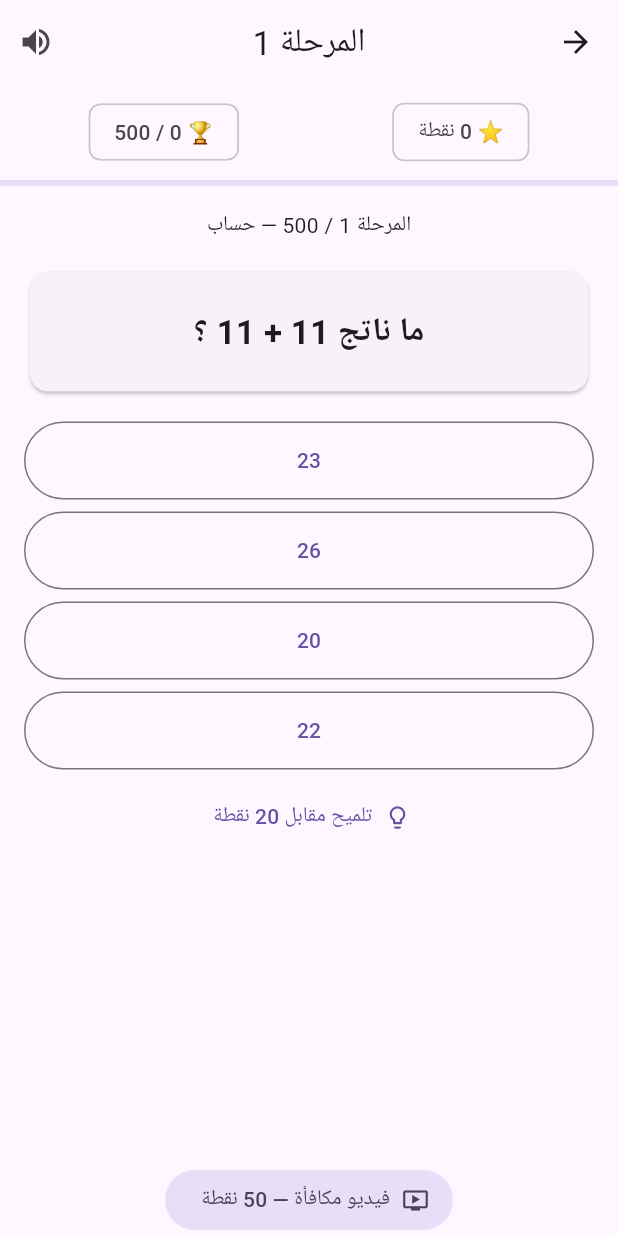
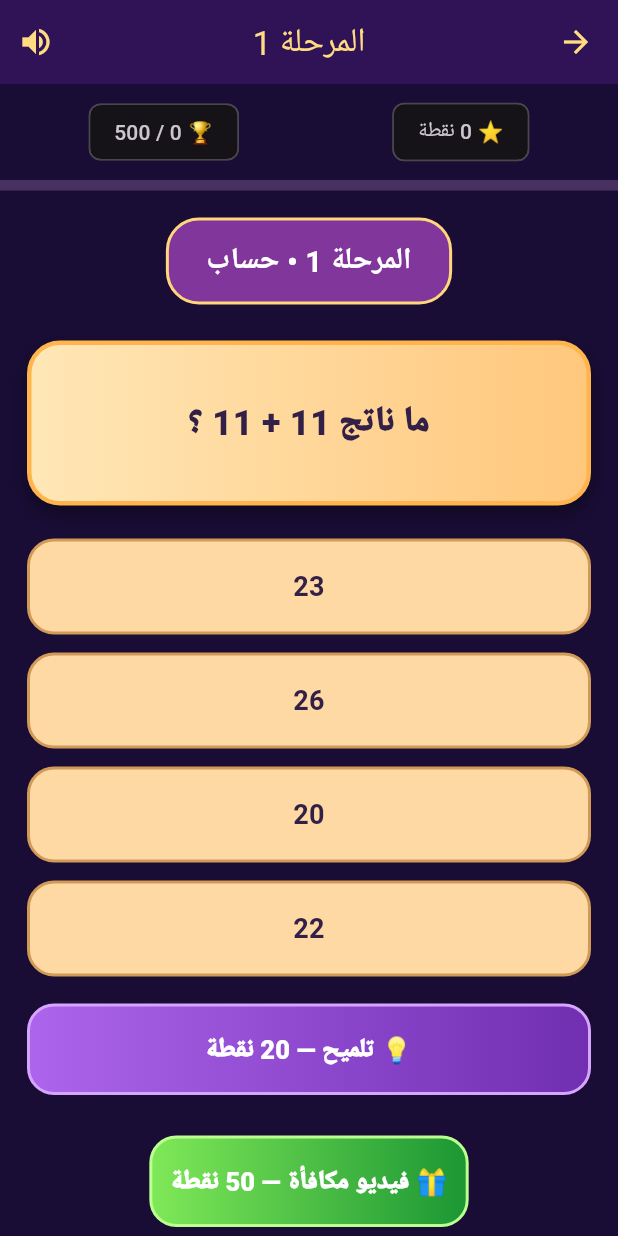
Before and after one commit to alm3tz/puzzle-game, a Flutter app: the screen it shows after launch, after a tap on an icon or button, on a phone screen of 412 x 824 dp. Run offline on Flutter 3.47's test engine with Material 3 defaults, Android fonts, the phone set to English and light mode, and no system bars; our stand-ins replace google_mobile_ads, shared_preferences; network calls fail.

Commit message:
Redesign 500-level map and puzzle screens with vibrant fantasy game styling

```diff
--- a/lib/main.dart
+++ b/lib/main.dart
@@ -17,7 +17,14 @@ final puzzles = buildLevels();
 Future<void> main() async {
   WidgetsFlutterBinding.ensureInitialized();
   await MobileAds.instance.initialize();
-  runApp(const MaterialApp(
+  runApp(MaterialApp(
+    title: 'رحلة الألغاز',
+    theme: ThemeData(
+      useMaterial3: true,
+      scaffoldBackgroundColor: const Color(0xff190d36),
+      colorScheme: ColorScheme.fromSeed(seedColor: const Color(0xffa755f7), brightness: Brightness.dark),
+      appBarTheme: const AppBarTheme(backgroundColor: Color(0xff301357), foregroundColor: Color(0xffffdb81)),
+    ),
     debugShowCheckedModeBanner: false,
     home: Directionality(textDirection: TextDirection.rtl, child: Game()),
   ));
@@ -154,55 +161,97 @@ class _GameState extends State<Game> {
  }
  @override void dispose(){interstitial?.dispose();rewarded?.dispose();super.dispose();}
  Widget _map(){
+  const palette=<Color>[Color(0xff306f60),Color(0xff2d6286),Color(0xff75538f),Color(0xff306c9b),Color(0xff986235),Color(0xff734c98),Color(0xff377a79),Color(0xff89547a),Color(0xff42699e),Color(0xffa27d39)];
   return ListView.builder(
-   padding:const EdgeInsets.all(12),itemCount:10,
-   itemBuilder:(context,region)=>Card(
-    margin:const EdgeInsets.only(bottom:16),
+   padding:const EdgeInsets.all(14),itemCount:10,
+   itemBuilder:(context,region){
+    final start=region*50;
+    final count=completed.where((i)=>i>=start&&i<start+50).length;
+    return Container(
+     margin:const EdgeInsets.only(bottom:20),
+     decoration:BoxDecoration(
+      gradient:LinearGradient(colors:[palette[region],const Color(0xff241344)],begin:Alignment.topLeft,end:Alignment.bottomRight),
+      borderRadius:BorderRadius.circular(28),
+      border:Border.all(color:const Color(0xffffd77e),width:2),
+      boxShadow:const [BoxShadow(color:Colors.black38,blurRadius:12,offset:Offset(0,5))]),
      child:Padding(padding:const EdgeInsets.all(12),child:Column(children:[
-     Text('🌍 '+regions[region],style:Theme.of(context).textTheme.titleLarge),
-     const SizedBox(height:12),
+      Text('✦ '+regions[region]+' ✦',textAlign:TextAlign.center,
+       style:const TextStyle(fontSize:22,fontWeight:FontWeight.w900,color:Color(0xffffd77e))),
+      Text('المراحل '+(start+1).toString()+' – '+(start+50).toString()+'   •   '+count.toString()+'/50',
+       style:const TextStyle(color:Colors.white70)),
+      const SizedBox(height:14),
       for(var row=0;row<10;row++)
+       SizedBox(height:62,child:Stack(children:[
+        Positioned.fill(child:CustomPaint(painter:_TrailPainter(row))),
         Row(mainAxisAlignment:MainAxisAlignment.spaceAround,children:[
          for(var col=0;col<5;col++)
           Builder(builder:(context){
-         final index=region*50+row*5+(row.isEven?col:4-col);
+           final index=start+row*5+(row.isEven?col:4-col);
            final locked=index>opened,done=completed.contains(index);
-         return Padding(padding:const EdgeInsets.symmetric(vertical:5),child:
-          InkWell(onTap:locked?null:()=>_enter(index),
+           return InkWell(onTap:locked?null:()=>_enter(index),
             borderRadius:BorderRadius.circular(40),
-           child:CircleAvatar(radius:23,
-            backgroundColor:done?Colors.green.shade200:locked?Colors.grey.shade300:Theme.of(context).colorScheme.primaryContainer,
-            child:locked?const Icon(Icons.lock,size:17):done?const Icon(Icons.star,size:20):Text((index+1).toString(),style:const TextStyle(fontSize:12)),
-           )));
+            child:Container(width:48,height:48,
+             decoration:BoxDecoration(shape:BoxShape.circle,
+              gradient:LinearGradient(colors:locked?[const Color(0xff858197),const Color(0xff353047)]
+               :done?[const Color(0xffffe892),const Color(0xffc78419)]
+               :[const Color(0xffd889ff),const Color(0xff7134b7)]),
+              border:Border.all(color:locked?Colors.white38:const Color(0xffffe49c),width:2.4),
+              boxShadow:locked?[]:[const BoxShadow(color:Colors.black38,blurRadius:7,offset:Offset(0,3))]),
+             child:Center(child:locked?const Icon(Icons.lock,color:Colors.white70,size:19):
+              done?const Icon(Icons.star,color:Color(0xff62370b),size:25):
+              Text((index+1).toString(),style:const TextStyle(color:Colors.white,fontWeight:FontWeight.w900))),
+            ));
           }),
         ]),
        ])),
-   ),
+     ])),
+    );
+   },
   );
  }
  Widget _play(){
   final p=puzzles[level];
-  return SingleChildScrollView(padding:const EdgeInsets.all(16),child:
-   Column(crossAxisAlignment:CrossAxisAlignment.stretch,children:[
-    Text('المرحلة '+(level+1).toString()+' / 500 — '+p.category,textAlign:TextAlign.center),
-    const SizedBox(height:16),
-    Card(child:Padding(padding:const EdgeInsets.all(24),child:Text(p.question,
-     textAlign:TextAlign.center,style:const TextStyle(fontSize:22,fontWeight:FontWeight.bold)))),
-    const SizedBox(height:16),
+  return SingleChildScrollView(padding:const EdgeInsets.all(18),
+   child:Column(crossAxisAlignment:CrossAxisAlignment.stretch,children:[
+    Center(child:Container(padding:const EdgeInsets.symmetric(horizontal:25,vertical:12),
+     decoration:BoxDecoration(color:const Color(0xff80369b),borderRadius:BorderRadius.circular(22),
+      border:Border.all(color:const Color(0xffffd67c),width:2)),
+     child:Text('المرحلة '+(level+1).toString()+' • '+p.category,
+      style:const TextStyle(color:Colors.white,fontSize:20,fontWeight:FontWeight.bold)))),
+    const SizedBox(height:24),
+    Container(padding:const EdgeInsets.symmetric(horizontal:20,vertical:35),
+     decoration:BoxDecoration(gradient:const LinearGradient(colors:[Color(0xffffe7b7),Color(0xffffc77c)]),
+      borderRadius:BorderRadius.circular(22),border:Border.all(color:const Color(0xffffb54c),width:3),
+      boxShadow:const [BoxShadow(color:Colors.black38,blurRadius:12,offset:Offset(0,6))]),
+     child:Text(p.question,textAlign:TextAlign.center,
+      style:const TextStyle(fontSize:23,fontWeight:FontWeight.w900,color:Color(0xff322047)))),
+    const SizedBox(height:22),
     for(var i=0;i<4;i++)
-     Padding(padding:const EdgeInsets.only(bottom:8),child:OutlinedButton(
-      onPressed:answered?null:()=>_choose(i),
-      style:OutlinedButton.styleFrom(padding:const EdgeInsets.all(16),
-       backgroundColor:answered&&i==p.correct?Colors.green.shade100:
-        answered&&i==chosen?Colors.red.shade100:null),
-      child:Text(p.options[i]))),
+     Padding(padding:const EdgeInsets.only(bottom:12),child:Material(color:Colors.transparent,
+      child:InkWell(onTap:answered?null:()=>_choose(i),borderRadius:BorderRadius.circular(18),
+       child:Container(padding:const EdgeInsets.all(17),
+        decoration:BoxDecoration(color:answered&&i==p.correct?const Color(0xffa6e8ae):
+         answered&&i==chosen?const Color(0xffffa7a7):const Color(0xffffd9a3),
+         borderRadius:BorderRadius.circular(18),border:Border.all(color:const Color(0xffd29a57),width:2)),
+        child:Text(p.options[i],textAlign:TextAlign.center,
+         style:const TextStyle(color:Color(0xff322047),fontSize:18,fontWeight:FontWeight.bold)))))),
     if(answered)...[
-     Text(chosen==p.correct?'إجابة صحيحة! ⭐':'إجابة غير صحيحة. حاول مجدداً.',textAlign:TextAlign.center),
-     FilledButton(onPressed:_next,child:Text(chosen==p.correct?'المرحلة التالية':'إعادة المحاولة')),
-    ]else TextButton.icon(onPressed:_hint,icon:const Icon(Icons.lightbulb_outline),
-     label:const Text('تلميح مقابل 20 نقطة')),
+     Text(chosen==p.correct?'🌟 أحسنت! إجابة صحيحة':'حاول مرة أخرى!',
+      textAlign:TextAlign.center,style:const TextStyle(fontSize:19,color:Color(0xffffd67c))),
+     _gameButton(chosen==p.correct?'المرحلة التالية':'إعادة المحاولة',_next),
+    ]else _gameButton('💡 تلميح — 20 نقطة',_hint,purple:true),
    ]));
  }
+ Widget _gameButton(String label,VoidCallback callback,{bool purple=false})=>
+  Container(margin:const EdgeInsets.symmetric(vertical:6),
+   decoration:BoxDecoration(gradient:LinearGradient(colors:purple?
+    [const Color(0xffac65ec),const Color(0xff702eb0)]:
+    [const Color(0xff80e958),const Color(0xff1b9633)]),
+    borderRadius:BorderRadius.circular(18),
+    border:Border.all(color:purple?const Color(0xffd6a6ff):const Color(0xffbcff91),width:2)),
+   child:TextButton(onPressed:callback,
+    child:Padding(padding:const EdgeInsets.symmetric(vertical:8),
+     child:Text(label,style:const TextStyle(color:Colors.white,fontWeight:FontWeight.w900,fontSize:17)))));
  @override Widget build(BuildContext context)=>Scaffold(
   appBar:AppBar(
    title:Text(inGame?'المرحلة '+(level+1).toString():'🧩 رحلة الألغاز'),
@@ -216,11 +265,23 @@ class _GameState extends State<Game> {
     mainAxisAlignment:MainAxisAlignment.spaceAround,
     children:[Chip(label:Text('⭐ '+points.toString()+' نقطة')),
      Chip(label:Text('🏆 '+completed.length.toString()+' / 500'))])),
-   LinearProgressIndicator(value:completed.length/500),
+   LinearProgressIndicator(value:completed.length/500,color:const Color(0xffffd47a),backgroundColor:const Color(0xff483061),minHeight:7),
    Expanded(child:inGame?_play():_map()),
-   FilledButton.tonalIcon(onPressed:_watch,icon:const Icon(Icons.ondemand_video),
-    label:const Text('فيديو مكافأة — 50 نقطة')),
+   Padding(padding:const EdgeInsets.symmetric(horizontal:20),child:_gameButton('🎁 فيديو مكافأة — 50 نقطة',_watch)),
    const Center(child:AdStrip(upper:false)),
   ])),
  );
 }
+
+class _TrailPainter extends CustomPainter {
+ final int row;
+ const _TrailPainter(this.row);
+ @override void paint(Canvas canvas,Size size){
+  final paint=Paint()..color=const Color(0x99ffcd73)..strokeWidth=9..strokeCap=StrokeCap.round..style=PaintingStyle.stroke;
+  final path=Path()..moveTo(size.width*.1,size.height*.5);
+  path.cubicTo(size.width*.3,row.isEven?4:size.height-4,
+   size.width*.7,row.isEven?size.height-4:4,size.width*.9,size.height*.5);
+  canvas.drawPath(path,paint);
+ }
+ @override bool shouldRepaint(covariant _TrailPainter old)=>old.row!=row;
+}
```
Lines whose indentation alone changed are shown as unchanged.
